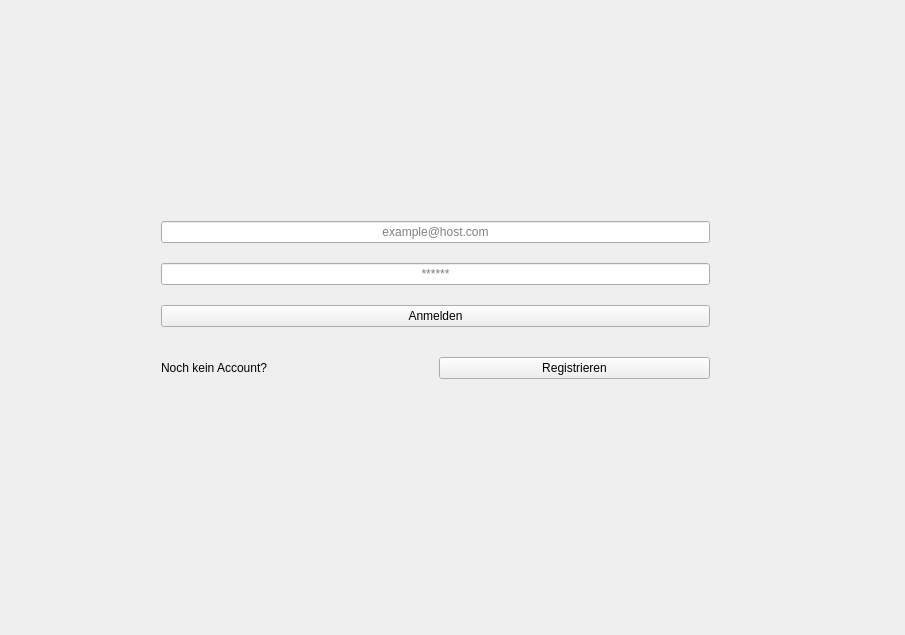
This is app/DiaThesis/mainwindow.ui in JVoigt1234/18pme22 as Qt 5 draws it before an edit. The edited form follows.
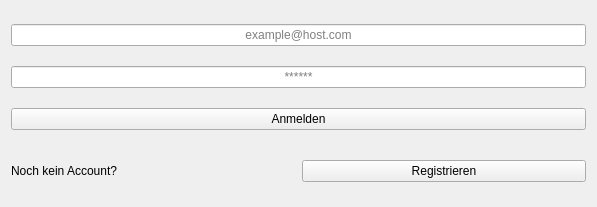
This is the edited form.

Commit message: Layout fits automatically to Mainwindow

What changed in the file:
```diff
--- a/app/DiaThesis/mainwindow.ui
+++ b/app/DiaThesis/mainwindow.ui
@@ -6,24 +6,29 @@
    <rect>
     <x>0</x>
     <y>0</y>
-    <width>905</width>
-    <height>635</height>
+    <width>597</width>
+    <height>207</height>
    </rect>
   </property>
   <property name="windowTitle">
    <string>MainWindow</string>
   </property>
+  <property name="layoutDirection">
+   <enum>Qt::LeftToRight</enum>
+  </property>
+  <property name="autoFillBackground">
+   <bool>false</bool>
+  </property>
   <widget class="QWidget" name="centralWidget">
-   <widget class="QWidget" name="gridLayoutWidget_2">
-    <property name="geometry">
-     <rect>
-      <x>150</x>
-      <y>210</y>
-      <width>571</width>
-      <height>181</height>
-     </rect>
-    </property>
+   <property name="autoFillBackground">
+    <bool>true</bool>
+   </property>
+   <layout class="QGridLayout" name="gridLayout_3">
+    <item row="0" column="0">
     <layout class="QGridLayout" name="gridLayout_2">
+      <property name="horizontalSpacing">
+       <number>0</number>
+      </property>
      <property name="verticalSpacing">
       <number>30</number>
      </property>
@@ -53,14 +58,14 @@
        <property name="verticalSpacing">
         <number>20</number>
        </property>
-       <item row="2" column="0">
+        <item row="3" column="0">
         <widget class="QPushButton" name="anmelden_btn">
          <property name="text">
           <string>Anmelden</string>
          </property>
         </widget>
        </item>
-       <item row="1" column="0">
+        <item row="2" column="0">
         <widget class="QLineEdit" name="passwort_le">
          <property name="alignment">
           <set>Qt::AlignCenter</set>
@@ -70,7 +75,7 @@
          </property>
         </widget>
        </item>
-       <item row="0" column="0">
+        <item row="1" column="0">
         <widget class="QLineEdit" name="mail_le">
          <property name="alignment">
           <set>Qt::AlignCenter</set>
@@ -83,7 +88,8 @@
       </layout>
      </item>
     </layout>
-   </widget>
+    </item>
+   </layout>
   </widget>
  </widget>
  <layoutdefault spacing="6" margin="11"/>
```
Lines whose indentation alone changed are shown as unchanged.
